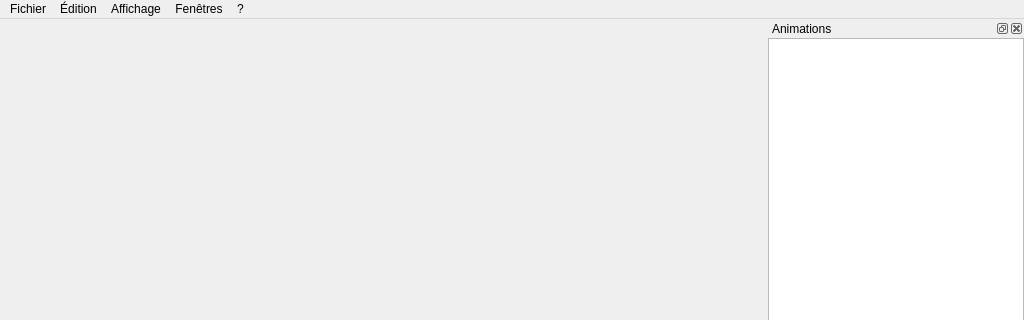
Qt form ModelEditor/MainFrame.ui (Trobiun/ATools) before a commit; both pictures show x 0 to 1024 and y 0 to 320 of the 1024 by 768 pixel window.
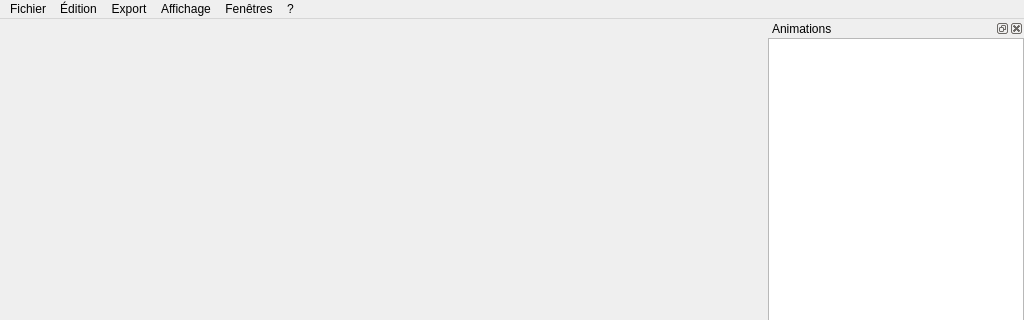
The same form after that commit. Icons and pictures are not drawn.

Commit message: Ajout d'options d'export, dont une pour (dés)activer l'export de tous les LODs

```diff
--- a/ModelEditor/MainFrame.ui
+++ b/ModelEditor/MainFrame.ui
@@ -109,8 +109,16 @@
      <string>Fenêtres</string>
     </property>
    </widget>
+   <widget class="QMenu" name="menuExport">
+    <property name="title">
+     <string>Export</string>
+    </property>
+    <addaction name="actionExporter_tous_les_LODs"/>
+    <addaction name="actionExporter_toutes_les_animations"/>
+   </widget>
    <addaction name="menuFichier"/>
    <addaction name="menu_dition"/>
+   <addaction name="menuExport"/>
    <addaction name="menuAffichage"/>
    <addaction name="menuFen_tres"/>
    <addaction name="menu"/>
```
Left out of the diff: 19 changed lines with no effect on the pictures. The commit also changes 8 other files.
